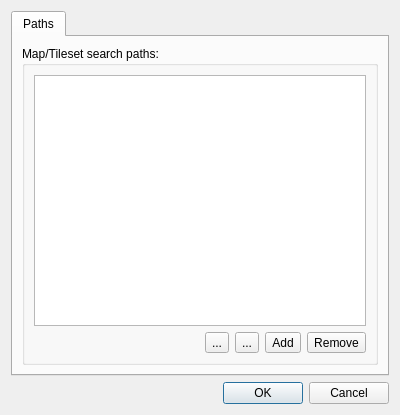
Qt form src/editor/preferencesdialog.ui (timbaker/pzworlded) before a commit.
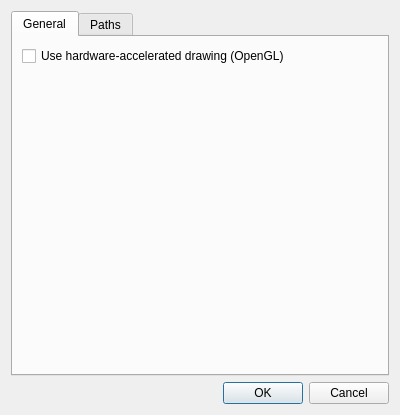
The same form after that commit. Icons and pictures are not drawn.

Commit message: CellView can use OpenGL to accelerate drawing.

Patch:
```diff
--- a/src/editor/preferencesdialog.ui
+++ b/src/editor/preferencesdialog.ui
@@ -19,6 +19,33 @@
      <property name="currentIndex">
       <number>0</number>
      </property>
+     <widget class="QWidget" name="tabGeneral">
+      <attribute name="title">
+       <string>General</string>
+      </attribute>
+      <layout class="QVBoxLayout" name="verticalLayout_4">
+       <item>
+        <widget class="QCheckBox" name="openGL">
+         <property name="text">
+          <string>Use hardware-accelerated drawing (OpenGL)</string>
+         </property>
+        </widget>
+       </item>
+       <item>
+        <spacer name="verticalSpacer">
+         <property name="orientation">
+          <enum>Qt::Vertical</enum>
+         </property>
+         <property name="sizeHint" stdset="0">
+          <size>
+           <width>20</width>
+           <height>40</height>
+          </size>
+         </property>
+        </spacer>
+       </item>
+      </layout>
+     </widget>
      <widget class="QWidget" name="tabPaths">
       <attribute name="title">
        <string>Paths</string>
```
The commit also changes 5 other files.
